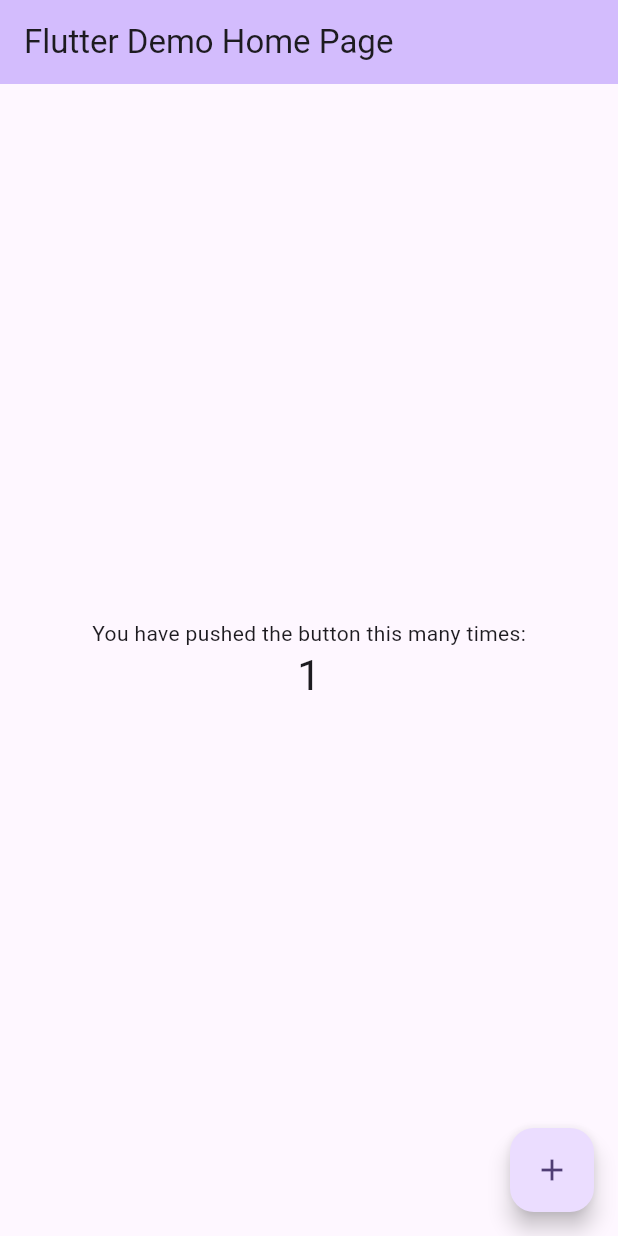
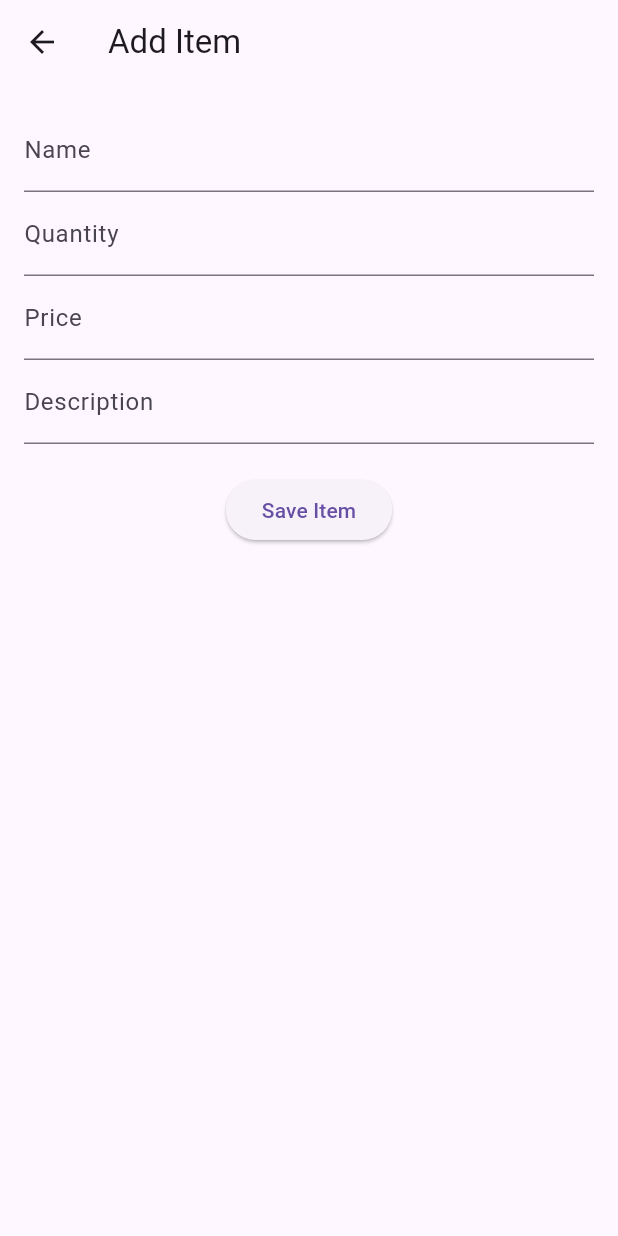
Before and after one commit to AnweyArc/GrocerApp, a Flutter app: the screen it shows after launch, after a tap on the "add" icon, on a phone screen of 412 x 824 dp. Run offline on Flutter 3.47's test engine with Material 3 defaults, Android fonts, the phone set to English and light mode, and no system bars; our stand-ins replace shared_preferences.

Commit message:
Added add_Item, Inventory, Selling

```diff
--- /dev/null
+++ b/lib/add_item_page.dart
@@ -0,0 +1,123 @@
+import 'package:flutter/material.dart';
+import 'dart:convert';
+import 'package:shared_preferences/shared_preferences.dart';
+
+class AddItemPage extends StatefulWidget {
+  @override
+  _AddItemPageState createState() => _AddItemPageState();
+}
+
+class _AddItemPageState extends State<AddItemPage> {
+  final _formKey = GlobalKey<FormState>();
+  String _name = '';
+  int _quantity = 0;
+  double _price = 0.0;
+  String _description = '';
+
+  _saveItem() async {
+    if (_formKey.currentState!.validate()) {
+      _formKey.currentState!.save();
+      SharedPreferences prefs = await SharedPreferences.getInstance();
+      List<Item> items = [];
+      String? jsonString = prefs.getString('items');
+      if (jsonString != null) {
+        List<dynamic> jsonList = json.decode(jsonString);
+        items = jsonList.map((json) => Item.fromJson(json)).toList();
+      }
+      items.add(Item(
+          name: _name, quantity: _quantity, price: _price, description: _description));
+      prefs.setString('items', json.encode(items.map((item) => item.toJson()).toList()));
+      Navigator.pop(context);
+    }
+  }
+
+  @override
+  Widget build(BuildContext context) {
+    return Scaffold(
+      appBar: AppBar(
+        title: Text('Add Item'),
+      ),
+      body: Padding(
+        padding: EdgeInsets.all(16.0),
+        child: Form(
+          key: _formKey,
+          child: Column(
+            children: [
+              TextFormField(
+                decoration: InputDecoration(labelText: 'Name'),
+                onSaved: (value) {
+                  _name = value!;
+                },
+                validator: (value) {
+                  return value!.isEmpty ? 'Please enter a name' : null;
+                },
+              ),
+              TextFormField(
+                decoration: InputDecoration(labelText: 'Quantity'),
+                keyboardType: TextInputType.number,
+                onSaved: (value) {
+                  _quantity = int.parse(value!);
+                },
+                validator: (value) {
+                  return value!.isEmpty ? 'Please enter a quantity' : null;
+                },
+              ),
+              TextFormField(
+                decoration: InputDecoration(labelText: 'Price'),
+                keyboardType: TextInputType.number,
+                onSaved: (value) {
+                  _price = double.parse(value!);
+                },
+                validator: (value) {
+                  return value!.isEmpty ? 'Please enter a price' : null;
+                },
+              ),
+              TextFormField(
+                decoration: InputDecoration(labelText: 'Description'),
+                onSaved: (value) {
+                  _description = value!;
+                },
+                validator: (value) {
+                  return value!.isEmpty ? 'Please enter a description' : null;
+                },
+              ),
+              SizedBox(height: 20),
+              ElevatedButton(
+                onPressed: _saveItem,
+                child: Text('Save Item'),
+              ),
+            ],
+          ),
+        ),
+      ),
+    );
+  }
+}
+
+class Item {
+  String name;
+  int quantity;
+  double price;
+  String description;
+  String? dateSold;
+
+  Item({required this.name, required this.quantity, required this.price, required this.description, this.dateSold});
+
+  factory Item.fromJson(Map<String, dynamic> json) {
+    return Item(
+      name: json['name'],
+      quantity: json['quantity'],
+      price: json['price'],
+      description: json['description'],
+      dateSold: json['dateSold'],
+    );
+  }
+
+  Map<String, dynamic> toJson() => {
+        'name': name,
+        'quantity': quantity,
+        'price': price,
+        'description': description,
+        'dateSold': dateSold,
+      };
+}
--- /dev/null
+++ b/lib/inventory_page.dart
@@ -0,0 +1,87 @@
+import 'package:flutter/material.dart';
+import 'dart:convert';
+import 'package:shared_preferences/shared_preferences.dart';
+
+class InventoryPage extends StatefulWidget {
+  @override
+  _InventoryPageState createState() => _InventoryPageState();
+}
+
+class _InventoryPageState extends State<InventoryPage> {
+  List<Item> items = [];
+
+  @override
+  void initState() {
+    super.initState();
+    _loadItems();
+  }
+
+  _loadItems() async {
+    SharedPreferences prefs = await SharedPreferences.getInstance();
+    String? jsonString = prefs.getString('items');
+    if (jsonString != null) {
+      setState(() {
+        List<dynamic> jsonList = json.decode(jsonString);
+        items = jsonList.map((json) => Item.fromJson(json)).toList();
+      });
+    }
+  }
+
+  @override
+  Widget build(BuildContext context) {
+    return Scaffold(
+      appBar: AppBar(
+        title: Text('Inventory'),
+      ),
+      body: items.isEmpty
+          ? Center(child: Text('No items in inventory'))
+          : SingleChildScrollView(
+              scrollDirection: Axis.horizontal,
+              child: DataTable(
+                columns: [
+                  DataColumn(label: Text('Name')),
+                  DataColumn(label: Text('Quantity')),
+                  DataColumn(label: Text('Price')),
+                  DataColumn(label: Text('Description')),
+                ],
+                rows: items
+                    .map((item) => DataRow(cells: [
+                          DataCell(Text(item.name)),
+                          DataCell(Text(item.quantity.toString())),
+                          DataCell(Text(item.price.toString())),
+                          DataCell(Text(item.description)),
+                        ]))
+                    .toList(),
+              ),
+            ),
+    );
+  }
+}
+
+class Item {
+  String name;
+  int quantity;
+  double price;
+  String description;
+  String? dateSold;
+
+  Item({required this.name, required this.quantity, required this.price, required this.description, this.dateSold});
+
+  factory Item.fromJson(Map<String, dynamic> json) {
+    return Item(
+      name: json['name'],
+      quantity: json['quantity'],
+      price: json['price'],
+      description: json['description'],
+      dateSold: json['dateSold'],
+    );
+  }
+
+  Map<String, dynamic> toJson() => {
+        'name': name,
+        'quantity': quantity,
+        'price': price,
+        'description': description,
+        'dateSold': dateSold,
+      };
+}
--- /dev/null
+++ b/lib/items_sold_page.dart
@@ -0,0 +1,165 @@
+import 'package:flutter/material.dart';
+import 'dart:convert';
+import 'package:shared_preferences/shared_preferences.dart';
+
+class ItemsSoldPage extends StatefulWidget {
+  @override
+  _ItemsSoldPageState createState() => _ItemsSoldPageState();
+}
+
+class _ItemsSoldPageState extends State<ItemsSoldPage> {
+  List<Item> soldItems = [];
+
+  @override
+  void initState() {
+    super.initState();
+    _loadSoldItems();
+  }
+
+  _loadSoldItems() async {
+    SharedPreferences prefs = await SharedPreferences.getInstance();
+    String? jsonString = prefs.getString('sold_items');
+    if (jsonString != null) {
+      setState(() {
+        List<dynamic> jsonList = json.decode(jsonString);
+        soldItems = jsonList.map((json) => Item.fromJson(json)).toList();
+      });
+    }
+  }
+
+  _deleteItem(Item item) async {
+    setState(() {
+      soldItems.remove(item);
+    });
+    _saveSoldItems();
+  }
+
+  _deleteAllItems() async {
+    bool confirmDelete = await showDialog(
+      context: context,
+      builder: (BuildContext context) {
+        return AlertDialog(
+          title: Text('Delete Items'),
+          content: Column(
+            mainAxisSize: MainAxisSize.min,
+            crossAxisAlignment: CrossAxisAlignment.start,
+            children: <Widget>[
+              ElevatedButton(
+                onPressed: () {
+                  _deleteAllSoldItems();
+                  Navigator.of(context).pop();
+                },
+                child: Text('Delete All Sold Items'),
+              ),
+              SizedBox(height: 8),
+              ...soldItems.map((item) {
+                return ElevatedButton(
+                  onPressed: () {
+                    _deleteItem(item);
+                    Navigator.of(context).pop();
+                  },
+                  child: Text('Delete ${item.name}'),
+                );
+              }).toList(),
+            ],
+          ),
+          actions: <Widget>[
+            TextButton(
+              onPressed: () => Navigator.of(context).pop(),
+              child: Text('Cancel'),
+            ),
+          ],
+        );
+      },
+    );
+  }
+
+  _deleteAllSoldItems() async {
+    SharedPreferences prefs = await SharedPreferences.getInstance();
+    prefs.remove('sold_items');
+    setState(() {
+      soldItems.clear();
+    });
+  }
+
+  _saveSoldItems() async {
+    SharedPreferences prefs = await SharedPreferences.getInstance();
+    String jsonItems = json.encode(soldItems);
+    await prefs.setString('sold_items', jsonItems);
+  }
+
+  @override
+  Widget build(BuildContext context) {
+    return Scaffold(
+      appBar: AppBar(
+        title: Text('Items Sold'),
+        actions: [
+          IconButton(
+            icon: Icon(Icons.delete),
+            onPressed: _deleteAllItems,
+            tooltip: 'Delete Items',
+          ),
+        ],
+      ),
+      body: soldItems.isEmpty
+          ? Center(child: Text('No items sold'))
+          : SingleChildScrollView(
+              scrollDirection: Axis.horizontal,
+              child: DataTable(
+                columns: [
+                  DataColumn(label: Text('Name')),
+                  DataColumn(label: Text('Quantity')),
+                  DataColumn(label: Text('Price')),
+                  DataColumn(label: Text('Total Price')), // New column for total price
+                  DataColumn(label: Text('Description')),
+                  DataColumn(label: Text('Date Sold')),
+                ],
+                rows: soldItems
+                    .map((item) => DataRow(cells: [
+                          DataCell(Text(item.name)),
+                          DataCell(Text(item.quantity.toString())),
+                          DataCell(Text(item.price.toString())),
+                          DataCell(Text((item.quantity * item.price).toString())), // Calculate total price
+                          DataCell(Text(item.description)),
+                          DataCell(Text(item.dateSold ?? '')),
+                        ]))
+                    .toList(),
+              ),
+            ),
+    );
+  }
+}
+
+class Item {
+  String name;
+  int quantity;
+  double price;
+  String description;
+  String? dateSold;
+
+  Item({
+    required this.name,
+    required this.quantity,
+    required this.price,
+    required this.description,
+    this.dateSold,
+  });
+
+  factory Item.fromJson(Map<String, dynamic> json) {
+    return Item(
+      name: json['name'],
+      quantity: json['quantity'],
+      price: json['price'],
+      description: json['description'],
+      dateSold: json['dateSold'],
+    );
+  }
+
+  Map<String, dynamic> toJson() => {
+        'name': name,
+        'quantity': quantity,
+        'price': price,
+        'description': description,
+        'dateSold': dateSold,
+      };
+}
--- a/lib/main.dart
+++ b/lib/main.dart
@@ -1,125 +1,94 @@
 import 'package:flutter/material.dart';
+import 'inventory_page.dart';
+import 'add_item_page.dart';
+import 'sell_item_page.dart';
+import 'items_sold_page.dart';
 
 void main() {
-  runApp(const MyApp());
+  runApp(MyApp());
 }
 
 class MyApp extends StatelessWidget {
-  const MyApp({super.key});
-
-  // This widget is the root of your application.
   @override
   Widget build(BuildContext context) {
     return MaterialApp(
-      title: 'Flutter Demo',
+      title: 'Item Management',
       theme: ThemeData(
-        // This is the theme of your application.
-        //
-        // TRY THIS: Try running your application with "flutter run". You'll see
-        // the application has a purple toolbar. Then, without quitting the app,
-        // try changing the seedColor in the colorScheme below to Colors.green
-        // and then invoke "hot reload" (save your changes or press the "hot
-        // reload" button in a Flutter-supported IDE, or press "r" if you used
-        // the command line to start the app).
-        //
-        // Notice that the counter didn't reset back to zero; the application
-        // state is not lost during the reload. To reset the state, use hot
-        // restart instead.
-        //
-        // This works for code too, not just values: Most code changes can be
-        // tested with just a hot reload.
-        colorScheme: ColorScheme.fromSeed(seedColor: Colors.deepPurple),
-        useMaterial3: true,
+        primarySwatch: Colors.blue,
       ),
-      home: const MyHomePage(title: 'Flutter Demo Home Page'),
+      home: MyHomePage(),
     );
   }
 }
 
 class MyHomePage extends StatefulWidget {
-  const MyHomePage({super.key, required this.title});
-
-  // This widget is the home page of your application. It is stateful, meaning
-  // that it has a State object (defined below) that contains fields that affect
-  // how it looks.
-
-  // This class is the configuration for the state. It holds the values (in this
-  // case the title) provided by the parent (in this case the App widget) and
-  // used by the build method of the State. Fields in a Widget subclass are
-  // always marked "final".
-
-  final String title;
-
   @override
-  State<MyHomePage> createState() => _MyHomePageState();
+  _MyHomePageState createState() => _MyHomePageState();
 }
 
 class _MyHomePageState extends State<MyHomePage> {
-  int _counter = 0;
+  int _selectedIndex = 0;
 
-  void _incrementCounter() {
+  static List<Widget> _widgetOptions = <Widget>[
+    InventoryPage(),
+    ItemsSoldPage(),
+  ];
+
+  void _onItemTapped(int index) {
     setState(() {
-      // This call to setState tells the Flutter framework that something has
-      // changed in this State, which causes it to rerun the build method below
-      // so that the display can reflect the updated values. If we changed
-      // _counter without calling setState(), then the build method would not be
-      // called again, and so nothing would appear to happen.
-      _counter++;
+      _selectedIndex = index;
     });
   }
 
   @override
   Widget build(BuildContext context) {
-    // This method is rerun every time setState is called, for instance as done
-    // by the _incrementCounter method above.
-    //
-    // The Flutter framework has been optimized to make rerunning build methods
-    // fast, so that you can just rebuild anything that needs updating rather
-    // than having to individually change instances of widgets.
     return Scaffold(
       appBar: AppBar(
-        // TRY THIS: Try changing the color here to a specific color (to
-        // Colors.amber, perhaps?) and trigger a hot reload to see the AppBar
-        // change color while the other colors stay the same.
-        backgroundColor: Theme.of(context).colorScheme.inversePrimary,
-        // Here we take the value from the MyHomePage object that was created by
-        // the App.build method, and use it to set our appbar title.
-        title: Text(widget.title),
+        title: Text('Item Management'),
       ),
-      body: Center(
-        // Center is a layout widget. It takes a single child and positions it
-        // in the middle of the parent.
-        child: Column(
-          // Column is also a layout widget. It takes a list of children and
-          // arranges them vertically. By default, it sizes itself to fit its
-          // children horizontally, and tries to be as tall as its parent.
-          //
-          // Column has various properties to control how it sizes itself and
-          // how it positions its children. Here we use mainAxisAlignment to
-          // center the children vertically; the main axis here is the vertical
-          // axis because Columns are vertical (the cross axis would be
-          // horizontal).
-          //
-          // TRY THIS: Invoke "debug painting" (choose the "Toggle Debug Paint"
-          // action in the IDE, or press "p" in the console), to see the
-          // wireframe for each widget.
-          mainAxisAlignment: MainAxisAlignment.center,
-          children: <Widget>[
-            const Text(
-              'You have pushed the button this many times:',
-            ),
-            Text(
-              '$_counter',
-              style: Theme.of(context).textTheme.headlineMedium,
-            ),
-          ],
-        ),
+      body: _widgetOptions.elementAt(_selectedIndex),
+      bottomNavigationBar: BottomNavigationBar(
+        items: const <BottomNavigationBarItem>[
+          BottomNavigationBarItem(
+            icon: Icon(Icons.inventory),
+            label: 'Inventory',
+          ),
+          BottomNavigationBarItem(
+            icon: Icon(Icons.sell),
+            label: 'Items Sold',
+          ),
+        ],
+        currentIndex: _selectedIndex,
+        selectedItemColor: Colors.amber[800],
+        onTap: _onItemTapped,
       ),
-      floatingActionButton: FloatingActionButton(
-        onPressed: _incrementCounter,
-        tooltip: 'Increment',
-        child: const Icon(Icons.add),
-      ), // This trailing comma makes auto-formatting nicer for build methods.
+      floatingActionButton: Column(
+        mainAxisAlignment: MainAxisAlignment.end,
+        crossAxisAlignment: CrossAxisAlignment.end,
+        children: [
+          FloatingActionButton(
+            onPressed: () {
+              Navigator.push(
+                context,
+                MaterialPageRoute(builder: (context) => AddItemPage()),
+              );
+            },
+            child: Icon(Icons.add),
+            tooltip: 'Add Item',
+          ),
+          SizedBox(height: 16),
+          FloatingActionButton(
+            onPressed: () {
+              Navigator.push(
+                context,
+                MaterialPageRoute(builder: (context) => SellItemPage()),
+              );
+            },
+            child: Icon(Icons.sell),
+            tooltip: 'Sell Item',
+          ),
+        ],
+      ),
     );
   }
 }
--- /dev/null
+++ b/lib/sell_item_page.dart
@@ -0,0 +1,170 @@
+import 'package:flutter/material.dart';
+import 'dart:convert';
+import 'package:shared_preferences/shared_preferences.dart';
+
+class SellItemPage extends StatefulWidget {
+  @override
+  _SellItemPageState createState() => _SellItemPageState();
+}
+
+class _SellItemPageState extends State<SellItemPage> {
+  List<Item> items = [];
+  String? _selectedItem;
+  int _quantityToSell = 0;
+
+  @override
+  void initState() {
+    super.initState();
+    _loadItems();
+  }
+
+  _loadItems() async {
+    SharedPreferences prefs = await SharedPreferences.getInstance();
+    String? jsonString = prefs.getString('items');
+    if (jsonString != null) {
+      setState(() {
+        List<dynamic> jsonList = json.decode(jsonString);
+        items = jsonList.map((json) => Item.fromJson(json)).toList();
+      });
+    }
+  }
+
+  _sellItem() async {
+    if (_selectedItem != null && _quantityToSell > 0) {
+      SharedPreferences prefs = await SharedPreferences.getInstance();
+      List<Item> updatedItems = [];
+      List<Item> soldItems = [];
+
+      // Find the selected item
+      Item? selectedItem = items.firstWhere((item) => item.name == _selectedItem, orElse: () => Item(name: '', quantity: 0, price: 0.0, description: ''));
+
+      // Validate if item was found
+      if (selectedItem.name.isEmpty) {
+        return; // Handle case where selected item is not found
+      }
+
+      // Validate quantity to sell
+      if (_quantityToSell > selectedItem.quantity) {
+        // Show error message if trying to sell more than available
+        showDialog(
+          context: context,
+          builder: (BuildContext context) {
+            return AlertDialog(
+              title: Text('Error'),
+              content: Text('There\'s only ${selectedItem.quantity} of ${selectedItem.name} in the inventory.'),
+              actions: <Widget>[
+                TextButton(
+                  onPressed: () {
+                    Navigator.of(context).pop();
+                  },
+                  child: Text('OK'),
+                ),
+              ],
+            );
+          },
+        );
+        return;
+      }
+
+      // Update items and sold items lists
+      for (Item item in items) {
+        if (item.name == _selectedItem) {
+          int remainingQuantity = item.quantity - _quantityToSell;
+          if (remainingQuantity > 0) {
+            updatedItems.add(Item(
+                name: item.name,
+                quantity: remainingQuantity,
+                price: item.price,
+                description: item.description));
+          }
+          String dateSold = '${DateTime.now().month}/${DateTime.now().day}/${DateTime.now().year}';
+          soldItems.add(Item(
+              name: item.name,
+              quantity: _quantityToSell,
+              price: item.price,
+              description: item.description,
+              dateSold: dateSold));
+        } else {
+          updatedItems.add(item);
+        }
+      }
+
+      // Save updated inventory and sold items
+      prefs.setString('items', json.encode(updatedItems.map((item) => item.toJson()).toList()));
+      prefs.setString('sold_items', json.encode(soldItems.map((item) => item.toJson()).toList()));
+
+      Navigator.pop(context);
+    }
+  }
+
+  @override
+  Widget build(BuildContext context) {
+    return Scaffold(
+      appBar: AppBar(
+        title: Text('Sell Item'),
+      ),
+      body: Padding(
+        padding: EdgeInsets.all(16.0),
+        child: Column(
+          children: [
+            DropdownButtonFormField<String>(
+              decoration: InputDecoration(labelText: 'Select Item'),
+              value: _selectedItem,
+              items: items.map((item) {
+                return DropdownMenuItem<String>(
+                  value: item.name,
+                  child: Text(item.name ?? ''), // Handle null name
+                );
+              }).toList(),
+              onChanged: (value) {
+                setState(() {
+                  _selectedItem = value;
+                });
+              },
+            ),
+            TextFormField(
+              decoration: InputDecoration(labelText: 'Quantity to Sell'),
+              keyboardType: TextInputType.number,
+              onChanged: (value) {
+                _quantityToSell = int.tryParse(value) ?? 0;
+              },
+            ),
+            SizedBox(height: 20),
+            ElevatedButton(
+              onPressed: _sellItem,
+              child: Text('Sell Item'),
+            ),
+          ],
+        ),
+      ),
+    );
+  }
+}
+
+class Item {
+  String name;
+  int quantity;
+  double price;
+  String description;
+  String? dateSold;
+
+  Item({required this.name, required this.quantity, required this.price, required this.description, this.dateSold});
+
+  factory Item.fromJson(Map<String, dynamic> json) {
+    return Item(
+      name: json['name'] ?? '',
+      quantity: json['quantity'] ?? 0, // Handle null or missing quantity
+      price: json['price'] ?? 0.0, // Handle null or missing price
+      description: json['description'] ?? '',
+      dateSold: json['dateSold'],
+    );
+  }
+
+  Map<String, dynamic> toJson() => {
+        'name': name,
+        'quantity': quantity,
+        'price': price,
+        'description': description,
+        'dateSold': dateSold,
+      };
+}
--- a/pubspec.yaml
+++ b/pubspec.yaml
@@ -30,6 +30,8 @@ environment:
 dependencies:
   flutter:
     sdk: flutter
+  shared_preferences: ^2.0.15
+
 
 
   # The following adds the Cupertino Icons font to your application.
```
Also changed, not shown: pubspec.lock, 1 other file.
